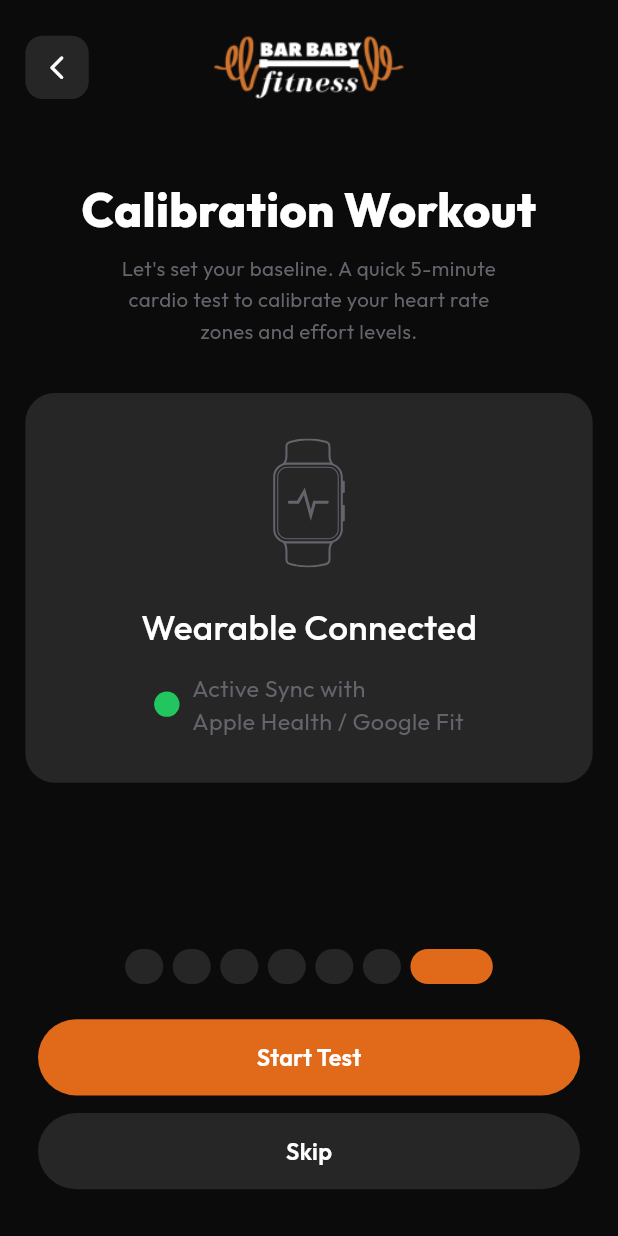
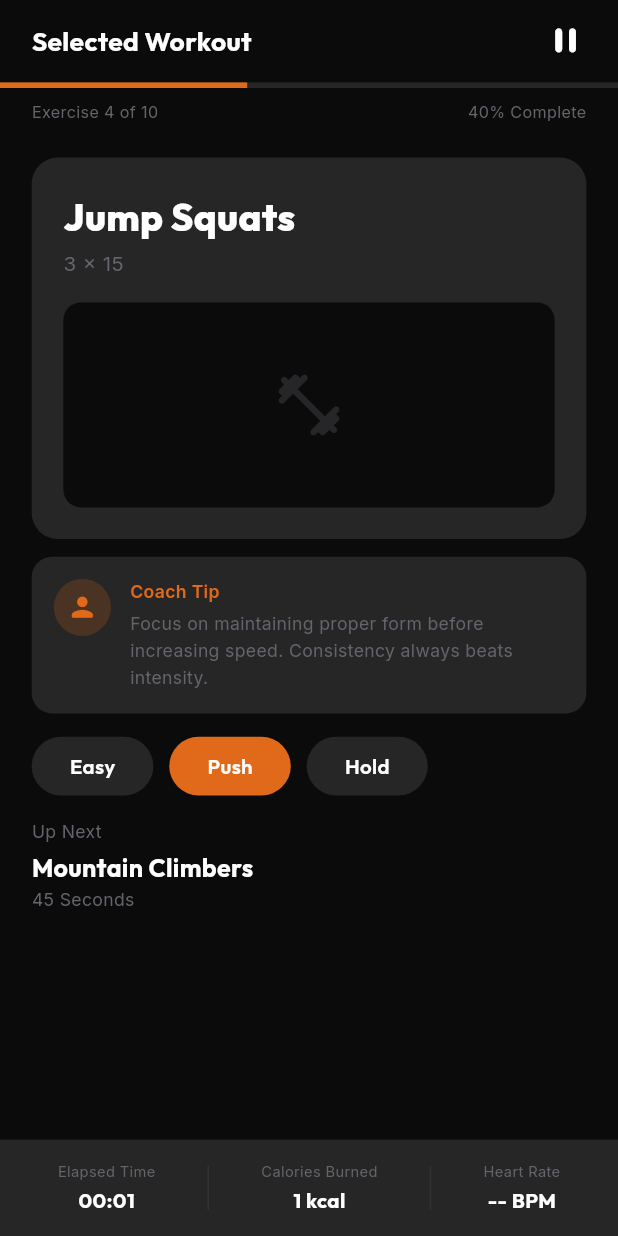
Before and after one commit to khaliqhussainn/barbabyfitness-app, a Flutter app: the CalibrationWorkoutPage screen opened by its route, after a tap on "Start Test", on a phone screen of 412 x 824 dp. Run offline on Flutter 3.47's test engine with Material 3 defaults, Android fonts, the phone set to English and light mode, and no system bars; our stand-ins replace equatable, flutter_riverpod, flutter_screenutil, flutter_svg, go_router, google_fonts.

Commit message:
Wire calibration Start Test → active workout → complete → daily recap
Co-Authored-By: Claude Sonnet 4.6 <noreply@anthropic.com>
Claude-Session: https://claude.ai/code/session_01EEWy8bXNNevFCU74JZ5JTU

```diff
--- a/mobile-app/lib/config/routes/app_router.dart
+++ b/mobile-app/lib/config/routes/app_router.dart
@@ -21,6 +21,7 @@ import '../../features/onboarding_flow/presentation/pages/coach_selection_page.d
 import '../../features/onboarding_flow/presentation/pages/fitness_level_page.dart';
 import '../../features/onboarding_flow/presentation/pages/main_goal_page.dart';
 import '../../features/onboarding_flow/presentation/pages/calibration_workout_page.dart';
+import '../../features/onboarding_flow/presentation/pages/calibration_active_page.dart';
 import '../../features/onboarding_flow/presentation/pages/device_permissions_page.dart';
 import '../../features/onboarding_flow/presentation/pages/personal_details_page.dart';
 import '../../features/onboarding_flow/presentation/pages/voice_selection_page.dart';
@@ -104,6 +105,11 @@ final goRouterProvider = Provider<GoRouter>((ref) {
         builder: (context, state) => const CalibrationWorkoutPage(),
       ),
       GoRoute(
+        path: RouteNames.calibrationActive,
+        name: RouteNames.calibrationActiveName,
+        builder: (context, state) => const CalibrationActivePage(),
+      ),
+      GoRoute(
         path: RouteNames.workoutSelection,
         name: RouteNames.workoutSelectionName,
         builder: (context, state) => const WorkoutSelectionPage(),
--- a/mobile-app/lib/config/routes/route_names.dart
+++ b/mobile-app/lib/config/routes/route_names.dart
@@ -76,4 +76,7 @@ abstract final class RouteNames {
 
   static const String workoutDetailV2 = '/workout-detail-v2';
   static const String workoutDetailV2Name = 'workout-detail-v2';
+
+  static const String calibrationActive = '/onboarding-flow/calibration-active';
+  static const String calibrationActiveName = 'calibration-active';
 }
--- /dev/null
+++ b/mobile-app/lib/features/onboarding_flow/presentation/pages/calibration_active_page.dart
@@ -0,0 +1,481 @@
+import 'dart:async';
+
+import 'package:flutter/material.dart';
+import 'package:flutter_screenutil/flutter_screenutil.dart';
+import 'package:go_router/go_router.dart';
+import 'package:google_fonts/google_fonts.dart';
+
+import '../../../../config/routes/route_names.dart';
+import '../../../../config/theme/app_colors.dart';
+
+class CalibrationActivePage extends StatefulWidget {
+  const CalibrationActivePage({super.key});
+
+  @override
+  State<CalibrationActivePage> createState() => _CalibrationActivePageState();
+}
+
+class _CalibrationActivePageState extends State<CalibrationActivePage> {
+  int _elapsedSeconds = 0;
+  late Timer _timer;
+  bool _isPaused = false;
+  int _selectedRpe = 1;
+  int _currentIndex = 3;
+
+  final List<Map<String, String>> _exercises = [
+    {'name': 'High Knees', 'sets': '3 × 20'},
+    {'name': 'Burpees', 'sets': '3 × 10'},
+    {'name': 'Box Steps', 'sets': '3 × 12'},
+    {'name': 'Jump Squats', 'sets': '3 × 15'},
+    {'name': 'Mountain Climbers', 'reps': '45', 'unit': 'Seconds'},
+    {'name': 'Plank Hold', 'reps': '60', 'unit': 'Seconds'},
+    {'name': 'Jump Lunges', 'sets': '3 × 12'},
+    {'name': 'Push Ups', 'sets': '3 × 15'},
+    {'name': 'Squat Hold', 'reps': '45', 'unit': 'Seconds'},
+    {'name': 'Cool Down Stretch', 'reps': '120', 'unit': 'Seconds'},
+  ];
+
+  @override
+  void initState() {
+    super.initState();
+    _timer = Timer.periodic(const Duration(seconds: 1), (_) {
+      if (!_isPaused && mounted) setState(() => _elapsedSeconds++);
+    });
+  }
+
+  @override
+  void dispose() {
+    _timer.cancel();
+    super.dispose();
+  }
+
+  String get _timerDisplay {
+    final m = (_elapsedSeconds ~/ 60).toString().padLeft(2, '0');
+    final s = (_elapsedSeconds % 60).toString().padLeft(2, '0');
+    return '$m:$s';
+  }
+
+  void _showPauseModal() {
+    setState(() => _isPaused = true);
+    showModalBottomSheet(
+      context: context,
+      backgroundColor: Colors.transparent,
+      isDismissible: false,
+      isScrollControlled: true,
+      builder: (_) => _PauseModal(
+        onResume: () {
+          Navigator.pop(context);
+          setState(() => _isPaused = false);
+        },
+        onEnd: () {
+          Navigator.pop(context);
+          context.go(RouteNames.workoutComplete);
+        },
+      ),
+    );
+  }
+
+  @override
+  Widget build(BuildContext context) {
+    final current = _exercises[_currentIndex];
+    final next = _exercises[_currentIndex + 1];
+    final double progress = (_currentIndex + 1) / _exercises.length;
+
+    return Scaffold(
+      backgroundColor: AppColors.background,
+      body: SafeArea(
+        child: Column(
+          crossAxisAlignment: CrossAxisAlignment.stretch,
+          children: [
+            _buildHeader(progress),
+            SizedBox(height: 16.h),
+            Expanded(
+              child: SingleChildScrollView(
+                padding: EdgeInsets.symmetric(horizontal: 20.w),
+                child: Column(
+                  crossAxisAlignment: CrossAxisAlignment.start,
+                  children: [
+                    _buildExerciseCard(current),
+                    SizedBox(height: 12.h),
+                    _buildCoachTip(),
+                    SizedBox(height: 16.h),
+                    _buildRpeRow(),
+                    SizedBox(height: 16.h),
+                    _buildUpNext(next),
+                    SizedBox(height: 16.h),
+                  ],
+                ),
+              ),
+            ),
+            _buildBottomStats(),
+          ],
+        ),
+      ),
+    );
+  }
+
+  Widget _buildHeader(double progress) {
+    return Column(
+      children: [
+        Padding(
+          padding: EdgeInsets.symmetric(horizontal: 20.w, vertical: 14.h),
+          child: Row(
+            mainAxisAlignment: MainAxisAlignment.spaceBetween,
+            children: [
+              Text(
+                'Selected Workout',
+                style: GoogleFonts.outfit(
+                  color: AppColors.textPrimary,
+                  fontSize: 18.sp,
+                  fontWeight: FontWeight.w700,
+                ),
+              ),
+              GestureDetector(
+                onTap: _showPauseModal,
+                child: Icon(
+                  Icons.pause_rounded,
+                  color: AppColors.textPrimary,
+                  size: 26.w,
+                ),
+              ),
+            ],
+          ),
+        ),
+        ClipRRect(
+          child: LinearProgressIndicator(
+            value: progress,
+            minHeight: 4.h,
+            backgroundColor: AppColors.surface,
+            valueColor: const AlwaysStoppedAnimation<Color>(AppColors.primary),
+          ),
+        ),
+        Padding(
+          padding: EdgeInsets.symmetric(horizontal: 20.w, vertical: 8.h),
+          child: Row(
+            mainAxisAlignment: MainAxisAlignment.spaceBetween,
+            children: [
+              Text(
+                'Exercise ${_currentIndex + 1} of ${_exercises.length}',
+                style: GoogleFonts.inter(
+                  color: AppColors.textSecondary,
+                  fontSize: 11.sp,
+                ),
+              ),
+              Text(
+                '${(progress * 100).round()}% Complete',
+                style: GoogleFonts.inter(
+                  color: AppColors.textSecondary,
+                  fontSize: 11.sp,
+                ),
+              ),
+            ],
+          ),
+        ),
+      ],
+    );
+  }
+
+  Widget _buildExerciseCard(Map<String, String> exercise) {
+    return Container(
+      width: double.infinity,
+      decoration: BoxDecoration(
+        color: AppColors.surface,
+        borderRadius: BorderRadius.circular(18.r),
+      ),
+      padding: EdgeInsets.all(20.w),
+      child: Column(
+        crossAxisAlignment: CrossAxisAlignment.start,
+        children: [
+          Text(
+            exercise['name']!,
+            style: GoogleFonts.outfit(
+              color: AppColors.textPrimary,
+              fontSize: 26.sp,
+              fontWeight: FontWeight.w800,
+            ),
+          ),
+          SizedBox(height: 4.h),
+          Text(
+            exercise['sets'] ??
+                '${exercise['reps']!} ${exercise['unit'] ?? 'Reps'}',
+            style: GoogleFonts.inter(
+              color: AppColors.textSecondary,
+              fontSize: 14.sp,
+              fontWeight: FontWeight.w400,
+            ),
+          ),
+          SizedBox(height: 16.h),
+          Container(
+            width: double.infinity,
+            height: 140.h,
+            decoration: BoxDecoration(
+              color: AppColors.background,
+              borderRadius: BorderRadius.circular(12.r),
+            ),
+            child: Icon(
+              Icons.fitness_center_rounded,
+              color: AppColors.textSecondary.withValues(alpha: 0.3),
+              size: 48.w,
+            ),
+          ),
+        ],
+      ),
+    );
+  }
+
+  Widget _buildCoachTip() {
+    return Container(
+      width: double.infinity,
+      decoration: BoxDecoration(
+        color: AppColors.surface,
+        borderRadius: BorderRadius.circular(14.r),
+      ),
+      padding: EdgeInsets.all(14.w),
+      child: Row(
+        crossAxisAlignment: CrossAxisAlignment.start,
+        children: [
+          Container(
+            width: 36.w,
+            height: 36.w,
+            decoration: BoxDecoration(
+              color: AppColors.primary.withValues(alpha: 0.2),
+              shape: BoxShape.circle,
+            ),
+            child: Icon(Icons.person_rounded,
+                color: AppColors.primary, size: 20.w),
+          ),
+          SizedBox(width: 12.w),
+          Expanded(
+            child: Column(
+              crossAxisAlignment: CrossAxisAlignment.start,
+              children: [
+                Text(
+                  'Coach Tip',
+                  style: GoogleFonts.inter(
+                    color: AppColors.primary,
+                    fontSize: 12.sp,
+                    fontWeight: FontWeight.w600,
+                  ),
+                ),
+                SizedBox(height: 4.h),
+                Text(
+                  'Focus on maintaining proper form before increasing speed. Consistency always beats intensity.',
+                  style: GoogleFonts.inter(
+                    color: AppColors.textSecondary,
+                    fontSize: 12.sp,
+                    fontWeight: FontWeight.w400,
+                    height: 1.5,
+                  ),
+                ),
+              ],
+            ),
+          ),
+        ],
+      ),
+    );
+  }
+
+  Widget _buildRpeRow() {
+    final labels = ['Easy', 'Push', 'Hold'];
+    return Row(
+      children: List.generate(3, (i) {
+        final isSelected = _selectedRpe == i;
+        return Padding(
+          padding: EdgeInsets.only(right: i < 2 ? 10.w : 0),
+          child: GestureDetector(
+            onTap: () => setState(() => _selectedRpe = i),
+            child: AnimatedContainer(
+              duration: const Duration(milliseconds: 180),
+              height: 40.h,
+              padding: EdgeInsets.symmetric(horizontal: 24.w),
+              decoration: BoxDecoration(
+                color: isSelected ? AppColors.primary : AppColors.surface,
+                borderRadius: BorderRadius.circular(100.r),
+              ),
+              alignment: Alignment.center,
+              child: Text(
+                labels[i],
+                style: GoogleFonts.outfit(
+                  color: AppColors.textPrimary,
+                  fontSize: 14.sp,
+                  fontWeight: FontWeight.w600,
+                ),
+              ),
+            ),
+          ),
+        );
+      }),
+    );
+  }
+
+  Widget _buildUpNext(Map<String, String> next) {
+    return Column(
+      crossAxisAlignment: CrossAxisAlignment.start,
+      children: [
+        Text(
+          'Up Next',
+          style: GoogleFonts.inter(
+            color: AppColors.textSecondary,
+            fontSize: 12.sp,
+            fontWeight: FontWeight.w400,
+          ),
+        ),
+        SizedBox(height: 4.h),
+        Text(
+          next['name']!,
+          style: GoogleFonts.outfit(
+            color: AppColors.textPrimary,
+            fontSize: 17.sp,
+            fontWeight: FontWeight.w700,
+          ),
+        ),
+        Text(
+          next['sets'] ?? '${next['reps']!} ${next['unit'] ?? 'Reps'}',
+          style: GoogleFonts.inter(
+            color: AppColors.textSecondary,
+            fontSize: 12.sp,
+          ),
+        ),
+      ],
+    );
+  }
+
+  Widget _buildBottomStats() {
+    return Container(
+      color: AppColors.surface,
+      padding: EdgeInsets.symmetric(horizontal: 20.w, vertical: 14.h),
+      child: Row(
+        mainAxisAlignment: MainAxisAlignment.spaceAround,
+        children: [
+          _StatCell(label: 'Elapsed Time', value: _timerDisplay),
+          _Divider(),
+          _StatCell(label: 'Calories Burned', value: '${(_elapsedSeconds * 0.75).round()} kcal'),
+          _Divider(),
+          _StatCell(label: 'Heart Rate', value: '-- BPM'),
+        ],
+      ),
+    );
+  }
+}
+
+class _StatCell extends StatelessWidget {
+  const _StatCell({required this.label, required this.value});
+  final String label;
+  final String value;
+
+  @override
+  Widget build(BuildContext context) {
+    return Column(
+      mainAxisSize: MainAxisSize.min,
+      children: [
+        Text(
+          label,
+          style: GoogleFonts.inter(
+            color: AppColors.textSecondary,
+            fontSize: 10.sp,
+            fontWeight: FontWeight.w400,
+          ),
+        ),
+        SizedBox(height: 3.h),
+        Text(
+          value,
+          style: GoogleFonts.outfit(
+            color: AppColors.textPrimary,
+            fontSize: 14.sp,
+            fontWeight: FontWeight.w700,
+          ),
+        ),
+      ],
+    );
+  }
+}
+
+class _Divider extends StatelessWidget {
+  @override
+  Widget build(BuildContext context) {
+    return Container(
+      width: 1,
+      height: 30.h,
+      color: AppColors.textSecondary.withValues(alpha: 0.2),
+    );
+  }
+}
+
+class _PauseModal extends StatelessWidget {
+  const _PauseModal({required this.onResume, required this.onEnd});
+  final VoidCallback onResume;
+  final VoidCallback onEnd;
+
+  @override
+  Widget build(BuildContext context) {
+    return Container(
+      decoration: BoxDecoration(
+        color: AppColors.surface,
+        borderRadius: BorderRadius.vertical(top: Radius.circular(24.r)),
+      ),
+      padding: EdgeInsets.fromLTRB(24.w, 24.h, 24.w, 40.h),
+      child: Column(
+        mainAxisSize: MainAxisSize.min,
+        children: [
+          Container(
+            width: 40.w,
+            height: 4.h,
+            decoration: BoxDecoration(
+              color: AppColors.textSecondary.withValues(alpha: 0.3),
+              borderRadius: BorderRadius.circular(100.r),
+            ),
+          ),
+          SizedBox(height: 28.h),
+          Text(
+            'Workout Paused',
+            style: GoogleFonts.outfit(
+              color: AppColors.textPrimary,
+              fontSize: 24.sp,
+              fontWeight: FontWeight.w700,
+            ),
+          ),
+          SizedBox(height: 28.h),
+          SizedBox(
+            width: double.infinity,
+            height: 52.h,
+            child: ElevatedButton(
+              onPressed: onResume,
+              style: ElevatedButton.styleFrom(
+                backgroundColor: AppColors.primary,
+                shape: const StadiumBorder(),
+              ),
+              child: Text(
+                'Resume Workout',
+                style: GoogleFonts.outfit(
+                  color: Colors.white,
+                  fontSize: 16.sp,
+                  fontWeight: FontWeight.w600,
+                ),
+              ),
+            ),
+          ),
+          SizedBox(height: 12.h),
+          SizedBox(
+            width: double.infinity,
+            height: 52.h,
+            child: ElevatedButton(
+              onPressed: onEnd,
+              style: ElevatedButton.styleFrom(
+                backgroundColor: AppColors.background,
+                shape: const StadiumBorder(),
+              ),
+              child: Text(
+                'End Workout',
+                style: GoogleFonts.outfit(
+                  color: const Color(0xFFEF4444),
+                  fontSize: 16.sp,
+                  fontWeight: FontWeight.w600,
+                ),
+              ),
+            ),
+          ),
+        ],
+      ),
+    );
+  }
+}
--- a/mobile-app/lib/features/onboarding_flow/presentation/pages/calibration_workout_page.dart
+++ b/mobile-app/lib/features/onboarding_flow/presentation/pages/calibration_workout_page.dart
@@ -184,11 +184,11 @@ class CalibrationWorkoutPage extends StatelessWidget {
         children: [
           AppPrimaryButton(
             label: 'Start Test',
-            onPressed: () {},
+            onPressed: () => context.go(RouteNames.calibrationActive),
           ),
           SizedBox(height: 12.h),
           GestureDetector(
-            onTap: () {},
+            onTap: () => context.go(RouteNames.home),
             child: Container(
               height: 52.h,
               decoration: BoxDecoration(
```
Also changed, not shown: mobile-app/lib/features/workout_recap/presentation/pages/workout_complete_page.dart (+107 -58 lines).
